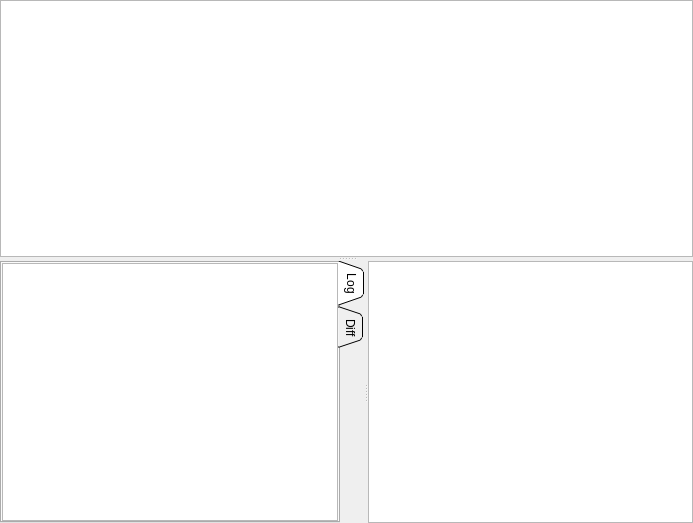
The window that src/revsview.ui (coolshou/qgitx) describes before a commit, drawn with Qt 5.
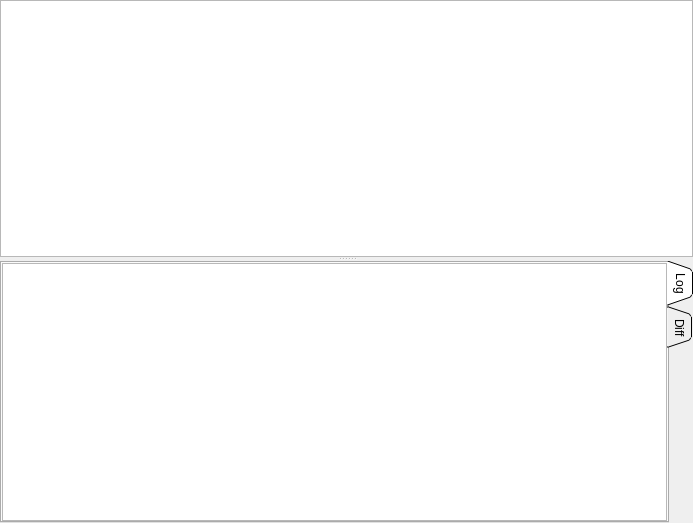
The same window after the commit. Custom widgets are drawn as their Qt base class.

The edit to the form file:
```diff
--- a/src/revsview.ui
+++ b/src/revsview.ui
@@ -58,16 +58,8 @@
        <property name="currentIndex" >
         <number>0</number>
        </property>
-       <widget class="QTabWidget" name="tabLogDiff" >
-        <property name="geometry" >
-         <rect>
-          <x>0</x>
-          <y>0</y>
-          <width>346</width>
-          <height>249</height>
-         </rect>
-        </property>
-        <property name="tabPosition" >
+       <widget class="QTabWidget" name="tabLogDiff">
+        <property name="tabPosition">
          <enum>QTabWidget::East</enum>
         </property>
         <property name="tabShape" >
@@ -76,16 +68,8 @@
         <property name="currentIndex" >
          <number>0</number>
         </property>
-        <widget class="QWidget" name="Log" >
-         <property name="geometry" >
-          <rect>
-           <x>0</x>
-           <y>0</y>
-           <width>317</width>
-           <height>243</height>
-          </rect>
-         </property>
-         <attribute name="title" >
+        <widget class="QWidget" name="Log">
+         <attribute name="title">
           <string>Log</string>
          </attribute>
          <layout class="QVBoxLayout" >
@@ -143,17 +127,12 @@
         </widget>
        </widget>
       </widget>
-      <widget class="FileList" name="fileList" >
-       <property name="contextMenuPolicy" >
-        <enum>Qt::CustomContextMenu</enum>
-       </property>
-      </widget>
      </widget>
     </widget>
    </item>
   </layout>
  </widget>
- <layoutdefault spacing="6" margin="11" />
+ <layoutdefault spacing="6" margin="11"/>
  <customwidgets>
   <customwidget>
    <class>HistoryView</class>
@@ -165,11 +144,6 @@
    <extends>QTextBrowser</extends>
    <header>revdesc.h</header>
   </customwidget>
-  <customwidget>
-   <class>FileList</class>
-   <extends>QListWidget</extends>
-   <header>filelist.h</header>
-  </customwidget>
   <customwidget>
    <class>PatchContent</class>
    <extends>QTextEdit</extends>
```
Left out of the diff: 91 changed lines with no effect on the pictures.
